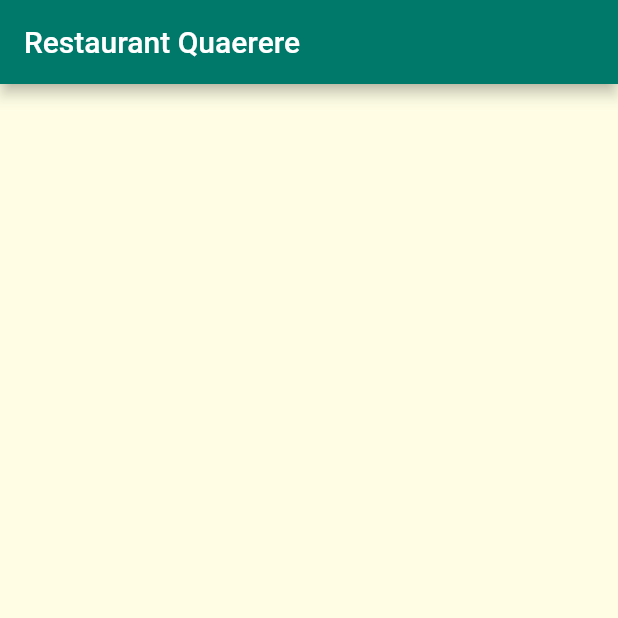
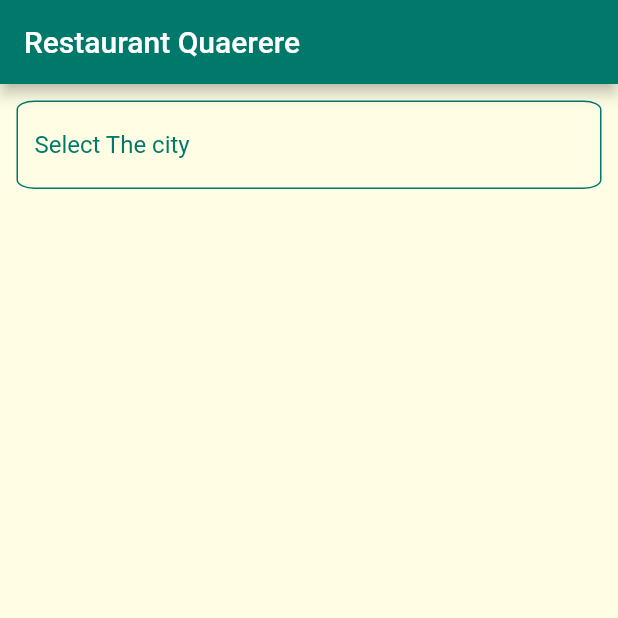
Before and after one commit to hammadkhan30/Restaurant_Finder, a Flutter app: the screen it shows after launch, on a phone screen of 412 x 824 dp, the top half of it. Run offline on Flutter 3.47's test engine with Material 2 defaults, Android fonts, the phone set to English and light mode, and no system bars.

Commit message:
added the search box

```diff
--- a/lib/UI/location_screen.dart
+++ b/lib/UI/location_screen.dart
@@ -5,8 +5,29 @@ class LocationScreen extends StatelessWidget {
   Widget build(BuildContext context) {
     return Scaffold(
       appBar: AppBar(
-        title:Text("Restaurant Quaerere"),
-        //color: Color
+        title: Text("Restaurant Quaerere"),
+      ),
+      body: Column(
+        children: <Widget>[
+          Padding(
+            padding: EdgeInsets.all(11),
+            child: TextField(
+              autocorrect: true,
+              decoration: InputDecoration(
+                hintText: 'Select The city',
+                hintStyle: TextStyle(color: Theme.of(context).primaryColor),
+                enabledBorder: OutlineInputBorder(
+                  borderRadius: BorderRadius.all(
+                    Radius.elliptical(12, 6),
+                  ),
+                  borderSide: BorderSide(
+                    color: Theme.of(context).primaryColor,
+                  ),
+                ),
+              ),
+            ),
+          ),
+        ],
       ),
     );
   }
```
